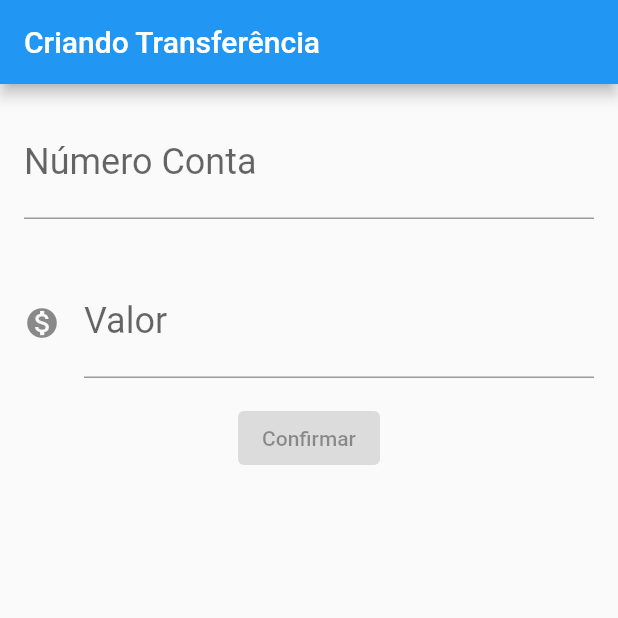
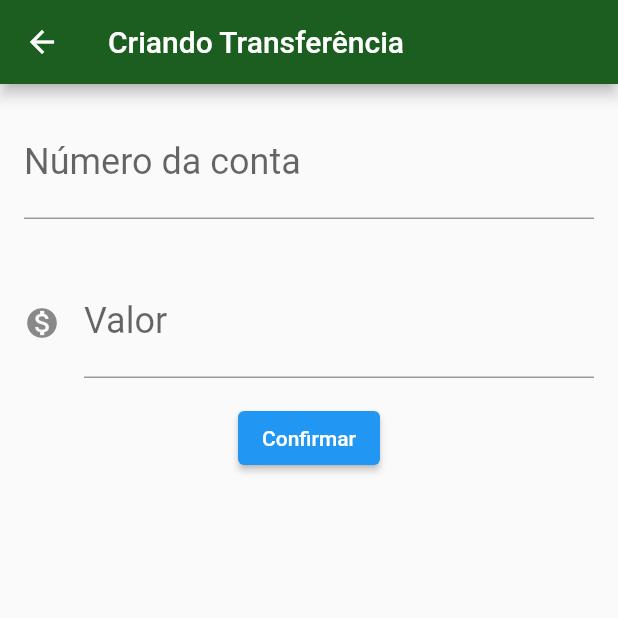
Before and after one commit to PauloAfonsoBatistaGoncalves/bytebank, a Flutter app: the FormularioTransferencia screen opened directly, on a phone screen of 412 x 824 dp, the top half of it. Run offline on Flutter 3.47's test engine with Material 2 defaults, Android fonts, the phone set to English and light mode, and no system bars.

Commit message:
implementacao de tema

```diff
--- /dev/null
+++ b/lib/components/editor.dart
@@ -0,0 +1,27 @@
+import 'package:flutter/material.dart';
+
+class Editor extends StatelessWidget {
+  final TextEditingController controlador;
+  final String rotulo;
+  final String dica;
+  final IconData icone;
+
+  Editor({this.controlador, this.rotulo, this.dica, this.icone});
+
+  @override
+  Widget build(BuildContext context) {
+    return Padding(
+      padding: const EdgeInsets.all(16.0),
+      child: TextField(
+        controller: controlador,
+        style: TextStyle(fontSize: 24.0),
+        decoration: InputDecoration(
+          icon: icone != null ? Icon(icone) : null,
+          labelText: rotulo,
+          hintText: dica,
+        ),
+        keyboardType: TextInputType.number,
+      ),
+    );
+  }
+}
--- a/lib/main.dart
+++ b/lib/main.dart
@@ -1,3 +1,4 @@
+import 'package:bytebank/screens/transferencia/lista.dart';
 import 'package:flutter/material.dart';
 
 void main() => runApp(Bytebank());
@@ -6,95 +7,15 @@ class Bytebank extends StatelessWidget {
   @override
   Widget build(BuildContext context) {
     return MaterialApp(
-      home: Scaffold(
-        body: FormularioTransferencia(),
+      theme: ThemeData(
+        primaryColor: Colors.green[900],
+        accentColor: Colors.blueAccent[700],
+        buttonTheme: ButtonThemeData(
+          buttonColor: Colors.blueAccent[700],
+          textTheme: ButtonTextTheme.primary,
+        ),
       ),
+      home: ListaTransferencias(),
     );
   }
 }
-
-class ListaTransferencias extends StatelessWidget {
-  @override
-  Widget build(BuildContext context) {
-    return Scaffold(
-      appBar: AppBar(
-        title: Text('Transferências'),
-      ),
-      body: Column(
-        children: [
-          ItemTransferencia(new Transferencia(100, 101)),
-          ItemTransferencia(new Transferencia(200, 102)),
-          ItemTransferencia(new Transferencia(300, 103)),
-        ],
-      ),
-      floatingActionButton: FloatingActionButton(
-        child: Icon(Icons.add),
-      ),
-    );
-  }
-}
-
-class ItemTransferencia extends StatelessWidget {
-  final Transferencia _transferencia;
-
-  ItemTransferencia(this._transferencia);
-
-  @override
-  Widget build(BuildContext context) {
-    return Card(
-      child: ListTile(
-        leading: Icon(Icons.monetization_on),
-        title: Text(this._transferencia.valor.toString()),
-        subtitle: Text(this._transferencia.numeroConta.toString()),
-      ),
-    );
-  }
-}
-
-class Transferencia {
-  final double valor;
-  final int numeroConta;
-
-  Transferencia(this.valor, this.numeroConta);
-}
-
-class FormularioTransferencia extends StatelessWidget {
-  @override
-  Widget build(BuildContext context) {
-    return Scaffold(
-      appBar: AppBar(
-        title: Text('Criando Transferência'),
-      ),
-      body: Column(
-        children: [
-          Padding(
-            padding: const EdgeInsets.all(16.0),
-            child: TextField(
-              style: TextStyle(fontSize: 24.0),
-              decoration: InputDecoration(
-                labelText: 'Número Conta',
-                hintText: '0000',
-              ),
-              keyboardType: TextInputType.number,
-            ),
-          ),
-          Padding(
-            padding: const EdgeInsets.all(16.0),
-            child: TextField(
-              style: TextStyle(fontSize: 24.0),
-              decoration: InputDecoration(
-                labelText: 'Valor',
-                hintText: '0.00',
-                icon: Icon(Icons.monetization_on),
-              ),
-              keyboardType: TextInputType.number,
-            ),
-          ),
-          ElevatedButton(
-            child: Text('Confirmar'),
-          ),
-        ],
-      ),
-    );
-  }
-}
--- /dev/null
+++ b/lib/models/transferencia.dart
@@ -0,0 +1,14 @@
+class Transferencia {
+  final double valor;
+  final int numeroConta;
+
+  Transferencia(
+    this.valor,
+    this.numeroConta,
+  );
+
+  @override
+  String toString() {
+    return 'Transferencia{valor: $valor, numeroConta: $numeroConta}';
+  }
+}
--- /dev/null
+++ b/lib/screens/transferencia/formulario.dart
@@ -0,0 +1,61 @@
+import 'package:bytebank/components/editor.dart';
+import 'package:bytebank/models/transferencia.dart';
+import 'package:flutter/material.dart';
+
+const _tituloAppBar = 'Criando Transferência';
+const _rotuloCampoValor = 'Valor';
+const _dicaCampoValor = '0.00';
+const _rotuloCampoNumeroConta = 'Número da conta';
+const _dicaCampoNumeroConta = '0000';
+const _textoBotaoConfirmar = 'Confirmar';
+
+class FormularioTransferencia extends StatefulWidget {
+  @override
+  State<StatefulWidget> createState() {
+    return FormularioTransferenciaState();
+  }
+}
+
+class FormularioTransferenciaState extends State<FormularioTransferencia> {
+  final TextEditingController _controladorCampoNumeroConta =
+  TextEditingController();
+  final TextEditingController _controladorCampoValor = TextEditingController();
+
+  @override
+  Widget build(BuildContext context) {
+    return Scaffold(
+      appBar: AppBar(
+        title: Text(_tituloAppBar),
+      ),
+      body: SingleChildScrollView(
+        child: Column(
+          children: [
+            Editor(
+                controlador: _controladorCampoNumeroConta,
+                rotulo: _rotuloCampoNumeroConta,
+                dica: _dicaCampoNumeroConta),
+            Editor(
+                controlador: _controladorCampoValor,
+                rotulo: _rotuloCampoValor,
+                dica: _dicaCampoValor,
+                icone: Icons.monetization_on),
+            ElevatedButton(
+              child: Text(_textoBotaoConfirmar),
+              onPressed: () => _criarTransferencia(context),
+            ),
+          ],
+        ),
+      ),
+    );
+  }
+
+  void _criarTransferencia(BuildContext context) {
+    final int numeroConta = int.tryParse(_controladorCampoNumeroConta.text);
+    final double valor = double.tryParse(_controladorCampoValor.text);
+
+    if (numeroConta != null && valor != null) {
+      final transferenciaCriada = Transferencia(valor, numeroConta);
+      Navigator.pop(context, transferenciaCriada);
+    }
+  }
+}
```
Also changed, not shown: lib/screens/transferencia/lista.dart (added, +66 -0 lines), 1 other file.
